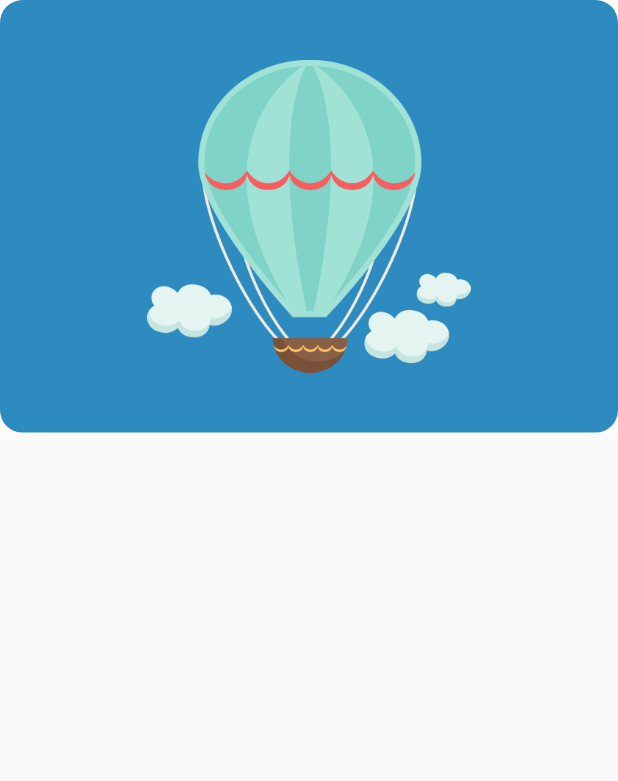
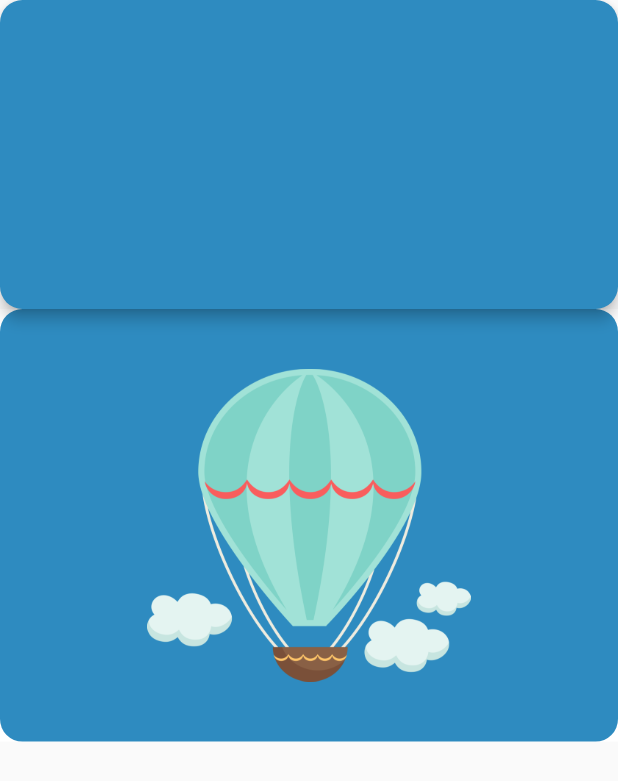
Before and after one commit to dahenriques99/RiotProject, a Flutter app: the screen it shows after launch, on a phone screen of 412 x 824 dp. Shown: the top 781 px of the screen. Run offline on Flutter 3.47's test engine with Material 2 defaults, Android fonts, the phone set to English and light mode, and no system bars.

Commit message:
Change from body to appbar

```diff
--- a/lib/main.dart
+++ b/lib/main.dart
@@ -16,25 +16,15 @@ class MyApp extends StatelessWidget {
   @override
   Widget build(BuildContext context) {
     return MaterialApp(
-      title: 'Flutter Demo Test',
+      title: 'HAW 20/21 RIOT OS Project',
       theme: ThemeData(
-        // This is the theme of your application.
-        //
-        // Try running your application with "flutter run". You'll see the
-        // application has a blue toolbar. Then, without quitting the app, try
-        // changing the primarySwatch below to Colors.green and then invoke
-        // "hot reload" (press "r" in the console where you ran "flutter run",
-        // or simply save your changes to "hot reload" in a Flutter IDE).
-        // Notice that the counter didn't reset back to zero; the application
-        // is not restarted.
-
         primarySwatch: Colors.blue,
         // This makes the visual density adapt to the platform that you run
         // the app on. For desktop platforms, the controls will be smaller and
         // closer together (more dense) than on mobile platforms.
         visualDensity: VisualDensity.adaptivePlatformDensity,
       ),
-      home: MyHomePage(title: 'asdasd'),
+      home: MyHomePage(title: 'Balloon Control Home Page'),
     );
   }
 }
@@ -118,21 +108,35 @@ class _MyHomePageState extends State<MyHomePage> {
     return MaterialApp(
       title: 'Baloon Control',
       home: Scaffold(
+        appBar: PreferredSize(
+            preferredSize: Size.fromHeight(MediaQuery.of(context).size.height *
+                0.25), // here the desired height
+            child: AppBar(
+              backgroundColor: Color(0xFF2E8BC0),
+              shape: RoundedRectangleBorder(
+                  borderRadius: BorderRadius.circular(15)),
+            )),
+        //Full background for balloon image
         body: Container(
             child: Container(
+              //Set the image to the balloon
               child: Image.asset(
                 'assets/images/balloon.png',
-              //scale: 15,
               ),
+              //Scale of the balloon
               padding: const EdgeInsets.all(40),
+
               alignment: Alignment.topCenter,
+              //Have the balloon changing depending on the size of the phone
               height: MediaQuery.of(context).size.height * 0.35,
+
+              //Blue background behind balloon
               decoration: BoxDecoration(
                   borderRadius: BorderRadius.circular(15),
                   color: Color(0xFF2E8BC0)),
             ),
-          color: Colors.white,
-        ),
+            //Because the blue background has a borderRadius, we need this to match the colors
+            color: Colors.white),
       ),
     );
   }
```
Lines whose indentation alone changed are shown as unchanged.
